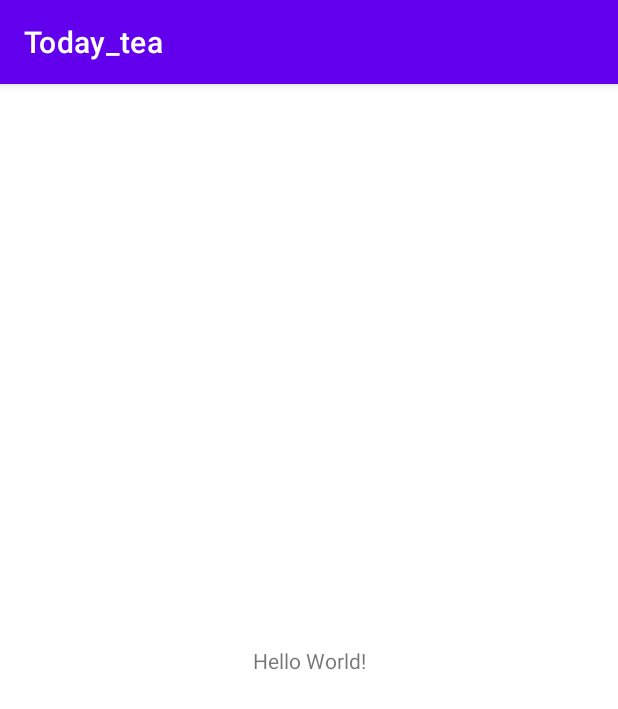
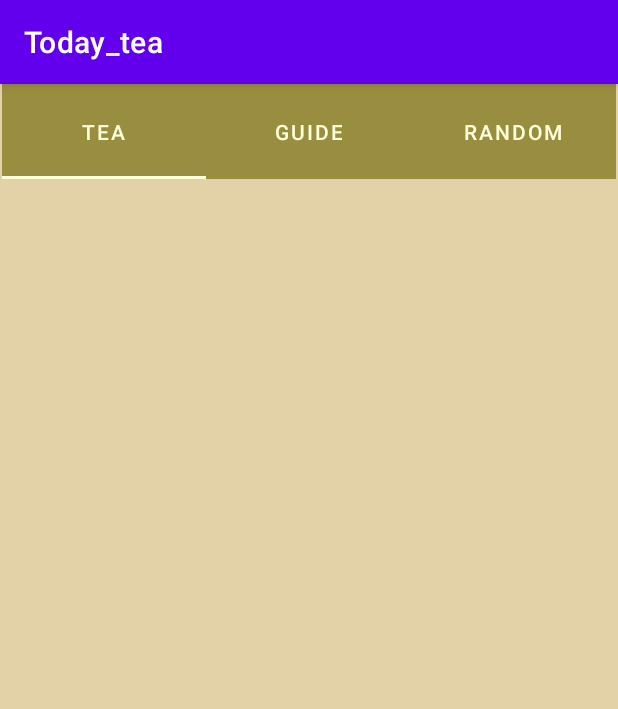
Before and after one commit to harrysee/Today_tea, an Android app: the screen it shows after launch (MainActivity), on a phone screen of 412 x 824 dp. Shown: the top 709 px of the screen. Run offline under Robolectric (Android 15) with nearby library versions, the phone set to English and light mode, and no system bars.

Commit message:
activity_main.xml complate

```diff
--- a/app/build.gradle
+++ b/app/build.gradle
@@ -26,6 +26,9 @@ android {
         sourceCompatibility JavaVersion.VERSION_1_8
         targetCompatibility JavaVersion.VERSION_1_8
     }
+    buildFeatures {
+        viewBinding true
+    }
 }
 
 dependencies {
@@ -33,6 +36,8 @@ dependencies {
     implementation 'androidx.appcompat:appcompat:1.3.1'
     implementation 'com.google.android.material:material:1.4.0'
     implementation 'androidx.constraintlayout:constraintlayout:2.1.0'
+    implementation 'androidx.navigation:navigation-fragment:2.3.5'
+    implementation 'androidx.navigation:navigation-ui:2.3.5'
     testImplementation 'junit:junit:4.+'
     androidTestImplementation 'androidx.test.ext:junit:1.1.3'
     androidTestImplementation 'androidx.test.espresso:espresso-core:3.4.0'
--- a/app/src/main/AndroidManifest.xml
+++ b/app/src/main/AndroidManifest.xml
@@ -9,6 +9,7 @@
         android:roundIcon="@mipmap/ic_launcher_round"
         android:supportsRtl="true"
         android:theme="@style/Theme.Today_tea">
+        <activity android:name=".SplashActivity"></activity>
         <activity android:name=".MainActivity">
             <intent-filter>
                 <action android:name="android.intent.action.MAIN" />
--- a/app/src/main/res/layout/activity_main.xml
+++ b/app/src/main/res/layout/activity_main.xml
@@ -4,15 +4,44 @@
     xmlns:tools="http://schemas.android.com/tools"
     android:layout_width="match_parent"
     android:layout_height="match_parent"
+    android:background="#E3D2A8"
     tools:context=".MainActivity">
 
-    <TextView
-        android:layout_width="wrap_content"
-        android:layout_height="wrap_content"
-        android:text="Hello World!"
+    <com.google.android.material.tabs.TabLayout
+        android:id="@+id/tabLayout"
+        android:layout_width="409dp"
+        android:layout_height="63dp"
+        android:background="#998D40"
+        app:layout_constraintEnd_toEndOf="parent"
+        app:layout_constraintStart_toStartOf="parent"
+        app:layout_constraintTop_toTopOf="parent"
+        app:layout_constraintBottom_toTopOf="@+id/container"
+        app:tabIndicatorColor="#FFFFDA"
+        app:tabTextColor="#FFFFDA">
+
+        <com.google.android.material.tabs.TabItem
+            android:layout_width="wrap_content"
+            android:layout_height="wrap_content"
+            android:text="Tea" />
+
+        <com.google.android.material.tabs.TabItem
+            android:layout_width="wrap_content"
+            android:layout_height="wrap_content"
+            android:text="Guide" />
+
+        <com.google.android.material.tabs.TabItem
+            android:layout_width="wrap_content"
+            android:layout_height="wrap_content"
+            android:text="Random" />
+    </com.google.android.material.tabs.TabLayout>
+
+    <androidx.fragment.app.FragmentContainerView
+        android:id="@+id/container"
+        android:layout_width="match_parent"
+        android:layout_height="0dp"
         app:layout_constraintBottom_toBottomOf="parent"
-        app:layout_constraintLeft_toLeftOf="parent"
-        app:layout_constraintRight_toRightOf="parent"
-        app:layout_constraintTop_toTopOf="parent" />
+        app:layout_constraintEnd_toEndOf="parent"
+        app:layout_constraintStart_toStartOf="parent"
+        app:layout_constraintTop_toBottomOf="@+id/tabLayout" />
 
 </androidx.constraintlayout.widget.ConstraintLayout>
--- /dev/null
+++ b/app/src/main/res/values/dimens.xml
@@ -0,0 +1,3 @@
+<resources>
+    <dimen name="fab_margin">16dp</dimen>
+</resources>
```
Also changed, not shown: app/src/main/java/kr/hs/emirim/w2015/today_tea/SplashActivity.java (added, +14 -0 lines), app/src/main/res/layout/activity_splash.xml (added, +9 -0 lines), app/src/main/res/navigation/nav_graph.xml (added, +28 -0 lines), app/src/main/res/values/strings.xml (+9 -0 lines), app/src/main/res/values/themes.xml (+9 -0 lines).
